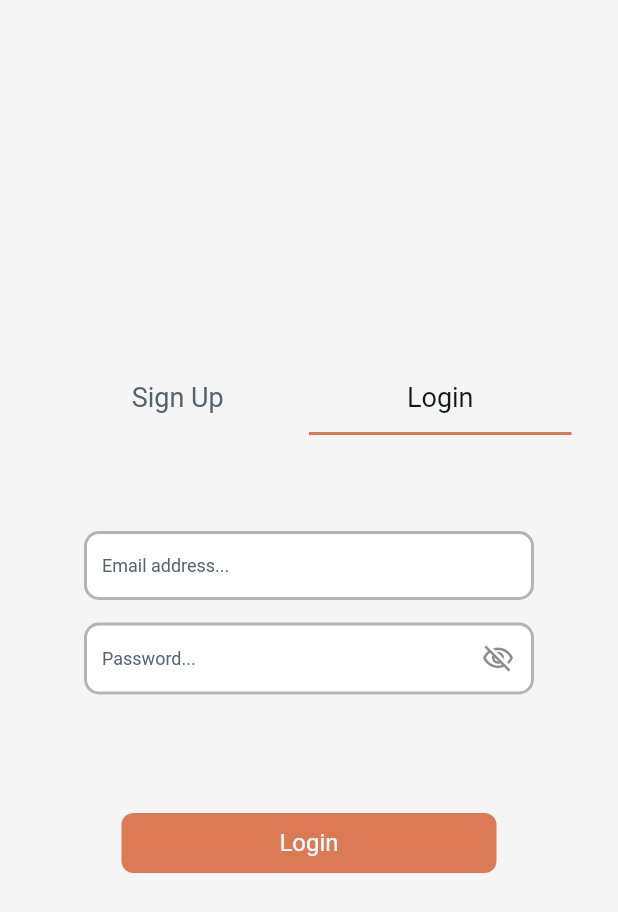
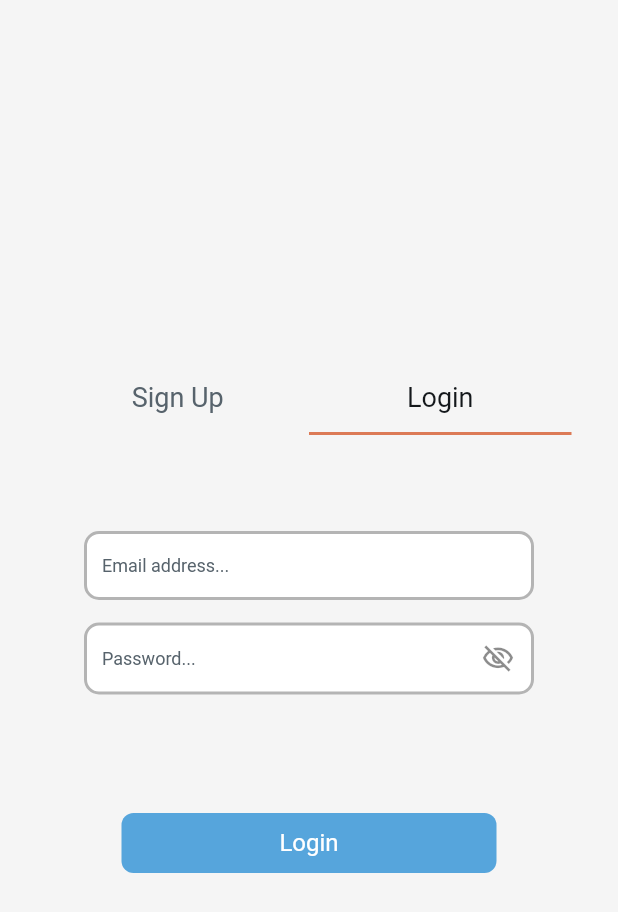
Before and after one commit to Bebrp/TodoApp-FlutterFlow, a Flutter app: the SignUpWidget screen opened directly, tab 2 chosen, on a phone screen of 412 x 824 dp. Shown: the top 912 px of the screen. Run offline on Flutter 3.47's test engine with Material 3 defaults, Android fonts, the phone set to English and light mode, and no system bars; drawn by our look-alikes of auto_size_text; our stand-ins replace cloud_firestore, easy_debounce, file_picker, firebase_auth, firebase_core, firebase_storage and 11 more; missing offline and left inert: json_path, mime_type; accounts and stored records are empty; Roboto replaces fonts that are missing (Inria Serif).

Commit message:
Login button color change

```diff
--- a/lib/pages/sign_up/sign_up_widget.dart
+++ b/lib/pages/sign_up/sign_up_widget.dart
@@ -1106,7 +1106,7 @@ class _SignUpWidgetState extends State<SignUpWidget>
                                   16.0, 0.0, 16.0, 0.0),
                               iconPadding: EdgeInsetsDirectional.fromSTEB(
                                   0.0, 0.0, 0.0, 0.0),
-                              color: FlutterFlowTheme.of(context).primary,
+                              color: Color(0xFF56A5DC),
                               textStyle: FlutterFlowTheme.of(context)
                                   .titleSmall
                                   .override(
```
